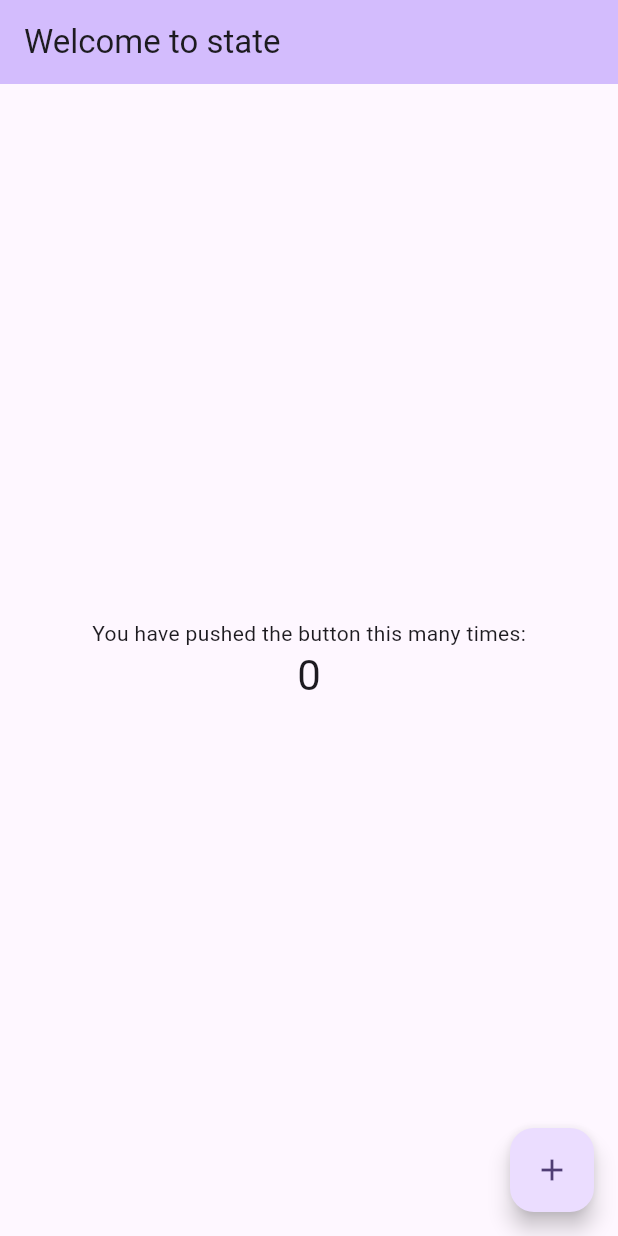
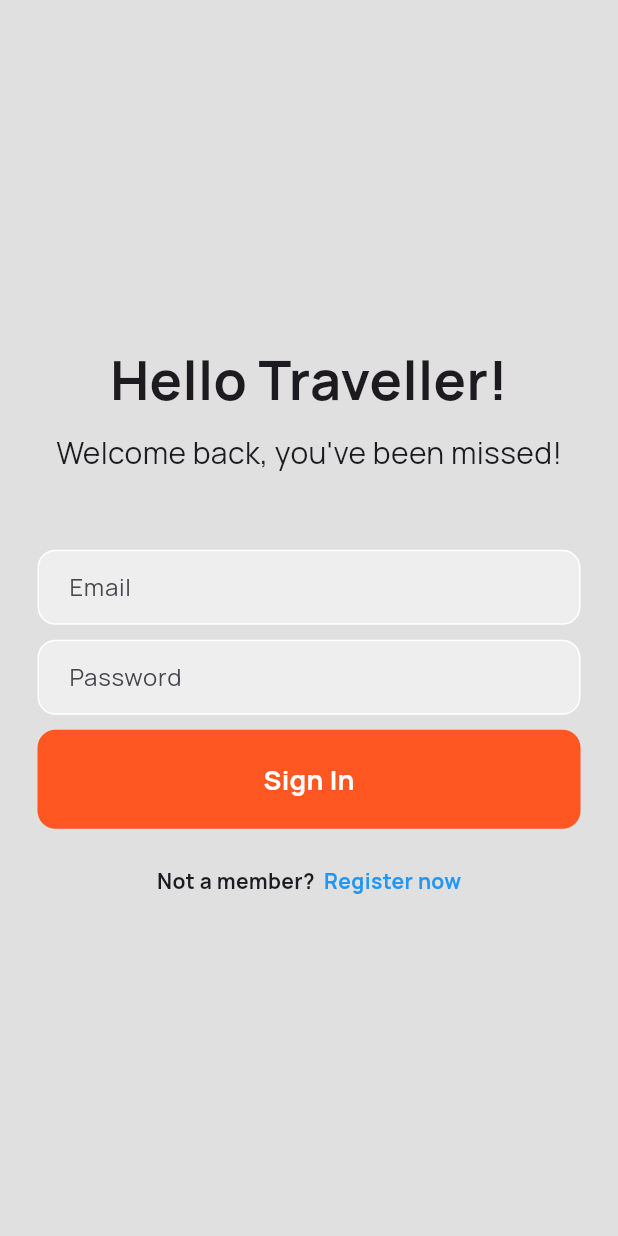
Before and after one commit to Team-Quickr/quickr-frontend, a Flutter app: the screen it shows after launch, on a phone screen of 412 x 824 dp. Run offline on Flutter 3.47's test engine with Material 3 defaults, Android fonts, the phone set to English and light mode, and no system bars; our stand-ins replace google_fonts; accounts and stored records are empty.

Commit message:
created onboarding page

```diff
--- /dev/null
+++ b/lib/Pages/login_page.dart
@@ -0,0 +1,136 @@
+import 'package:flutter/material.dart';
+
+class LoginPage extends StatefulWidget {
+  const LoginPage({Key? key}): super(key: key);
+
+  @override
+  State<LoginPage> createState() => _LoginPageState();
+}
+
+class _LoginPageState extends State<LoginPage> {
+  @override
+  Widget build(BuildContext context) {
+    return Scaffold(
+      backgroundColor: Colors.grey[300],
+      body: SafeArea(
+        child: Center(
+          child: Column(
+            mainAxisAlignment: MainAxisAlignment.center,
+            children: [
+
+              Text(
+                  'Hello Traveller!',
+                style: TextStyle(
+                    fontWeight: FontWeight.bold,
+                    fontSize: 36,
+                ),
+              ),
+              SizedBox(
+                height: 10,
+              ),
+              Text(
+                'Welcome back, you\'ve been missed!',
+                style: TextStyle(
+                  fontSize: 20,
+                ),
+              ),
+              SizedBox(
+                height: 50,
+              ),
+
+              //email
+
+              Padding(
+                padding: const EdgeInsets.symmetric(horizontal: 25.0),
+                child: Container(
+                  decoration: BoxDecoration(
+                    color: Colors.grey[200],
+                    border: Border.all(color: Colors.white),
+                    borderRadius: BorderRadius.circular(12)
+                  ),
+                  child: Padding(
+                    padding: const EdgeInsets.only(left: 20.0),
+                    child: TextField(
+                      decoration: InputDecoration(
+                        border: InputBorder.none,
+                        hintText: 'Email',
+                      ),
+                    ),
+                  ),
+                ),
+              ),
+              SizedBox(
+                height: 10,
+              ),
+
+              //Password
+
+              Padding(
+                padding: const EdgeInsets.symmetric(horizontal: 25.0),
+                child: Container(
+                  decoration: BoxDecoration(
+                      color: Colors.grey[200],
+                      border: Border.all(color: Colors.white),
+                      borderRadius: BorderRadius.circular(12)
+                  ),
+                  child: Padding(
+                    padding: const EdgeInsets.only(left: 20.0),
+                    child: TextField(
+                      obscureText: true,
+                      decoration: InputDecoration(
+                        border: InputBorder.none,
+                        hintText: 'Password',
+                      ),
+                    ),
+                  ),
+                ),
+              ),
+              SizedBox(
+                height: 10,
+              ),
+
+              Padding(
+                padding: const EdgeInsets.symmetric(horizontal: 25.0),
+                child: Container(
+                  padding: EdgeInsets.all(20),
+                  decoration: BoxDecoration(
+                    color: Colors.deepOrange,
+                    borderRadius: BorderRadius.circular(12),
+                  ),
+                  child: Center(
+                      child: Text('Sign In',
+                      style: TextStyle(
+                        color: Colors.white,
+                        fontWeight: FontWeight.bold,
+                        fontSize: 18
+                      ),
+                      ),
+                  ),
+                ),
+              ),
+              SizedBox(
+                height: 25,
+              ),
+
+              //not a member? register now
+              Row(
+                mainAxisAlignment: MainAxisAlignment.center,
+                children: [
+                  Text('Not a member?',style: TextStyle(
+                    fontWeight: FontWeight.bold,
+                  ),),
+                  Text('  Register now',
+                    style: TextStyle(
+                        color: Colors.blue,
+                        fontWeight: FontWeight.bold,
+                    ),
+                  ),
+                ],
+              ),
+            ],
+          ),
+        ),
+      )
+    );
+  }
+}
--- /dev/null
+++ b/lib/Pages/pg.dart
@@ -0,0 +1 @@
+export './login_page.dart';
--- a/lib/main.dart
+++ b/lib/main.dart
@@ -1,4 +1,7 @@
 import 'package:flutter/material.dart';
+import 'package:google_fonts/google_fonts.dart';
+import 'package:quickr/Pages/login_page.dart';
+import './Pages/pg.dart';
 
 void main() {
   runApp(const MyApp());
@@ -11,115 +14,15 @@ class MyApp extends StatelessWidget {
   @override
   Widget build(BuildContext context) {
     return MaterialApp(
-      title: 'Flutter Demo',
+      debugShowCheckedModeBanner: false,
+      title: 'Explore App',
       theme: ThemeData(
-        // This is the theme of your application.
-        //
-        // TRY THIS: Try running your application with "flutter run". You'll see
-        // the application has a blue toolbar. Then, without quitting the app,
-        // try changing the seedColor in the colorScheme below to Colors.green
-        // and then invoke "hot reload" (save your changes or press the "hot
-        // reload" button in a Flutter-supported IDE, or press "r" if you used
-        // the command line to start the app).
-        //
-        // Notice that the counter didn't reset back to zero; the application
-        // state is not lost during the reload. To reset the state, use hot
-        // restart instead.
-        //
-        // This works for code too, not just values: Most code changes can be
-        // tested with just a hot reload.
-        colorScheme: ColorScheme.fromSeed(seedColor: Colors.deepPurple),
-        useMaterial3: true,
+        textTheme: GoogleFonts.manropeTextTheme(
+          Theme.of(context).textTheme,
+        ),
+        primarySwatch: Colors.blue,
       ),
-      home: const MyHomePage(title: 'Welcome to state'),
+      home: LoginPage(),
     );
   }
 }
-
-class MyHomePage extends StatefulWidget {
-  const MyHomePage({super.key, required this.title});
-
-  // This widget is the home page of your application. It is stateful, meaning
-  // that it has a State object (defined below) that contains fields that affect
-  // how it looks.
-
-  // This class is the configuration for the state. It holds the values (in this
-  // case the title) provided by the parent (in this case the App widget) and
-  // used by the build method of the State. Fields in a Widget subclass are
-  // always marked "final".
-
-  final String title;
-
-  @override
-  State<MyHomePage> createState() => _MyHomePageState();
-}
-
-class _MyHomePageState extends State<MyHomePage> {
-  int _counter = 0;
-
-  void _incrementCounter() {
-    setState(() {
-      // This call to setState tells the Flutter framework that something has
-      // changed in this State, which causes it to rerun the build method below
-      // so that the display can reflect the updated values. If we changed
-      // _counter without calling setState(), then the build method would not be
-      // called again, and so nothing would appear to happen.
-      _counter++;
-    });
-  }
-
-  @override
-  Widget build(BuildContext context) {
-    // This method is rerun every time setState is called, for instance as done
-    // by the _incrementCounter method above.
-    //
-    // The Flutter framework has been optimized to make rerunning build methods
-    // fast, so that you can just rebuild anything that needs updating rather
-    // than having to individually change instances of widgets.
-    return Scaffold(
-      appBar: AppBar(
-        // TRY THIS: Try changing the color here to a specific color (to
-        // Colors.amber, perhaps?) and trigger a hot reload to see the AppBar
-        // change color while the other colors stay the same.
-        backgroundColor: Theme.of(context).colorScheme.inversePrimary,
-        // Here we take the value from the MyHomePage object that was created by
-        // the App.build method, and use it to set our appbar title.
-        title: Text(widget.title),
-      ),
-      body: Center(
-        // Center is a layout widget. It takes a single child and positions it
-        // in the middle of the parent.
-        child: Column(
-          // Column is also a layout widget. It takes a list of children and
-          // arranges them vertically. By default, it sizes itself to fit its
-          // children horizontally, and tries to be as tall as its parent.
-          //
-          // Column has various properties to control how it sizes itself and
-          // how it positions its children. Here we use mainAxisAlignment to
-          // center the children vertically; the main axis here is the vertical
-          // axis because Columns are vertical (the cross axis would be
-          // horizontal).
-          //
-          // TRY THIS: Invoke "debug painting" (choose the "Toggle Debug Paint"
-          // action in the IDE, or press "p" in the console), to see the
-          // wireframe for each widget.
-          mainAxisAlignment: MainAxisAlignment.center,
-          children: <Widget>[
-            const Text(
-              'You have pushed the button this many times:',
-            ),
-            Text(
-              '$_counter',
-              style: Theme.of(context).textTheme.headlineMedium,
-            ),
-          ],
-        ),
-      ),
-      floatingActionButton: FloatingActionButton(
-        onPressed: _incrementCounter,
-        tooltip: 'Increment',
-        child: const Icon(Icons.add),
-      ), // This trailing comma makes auto-formatting nicer for build methods.
-    );
-  }
-}
```
Also changed, not shown: pubspec.yaml (+12 -11 lines), fonts/Montserrat-VariableFont_wght.ttf (added), fonts/NotoSansGunjalaGondi-VariableFont_wght.ttf (added), pubspec.lock, 1 other file.
